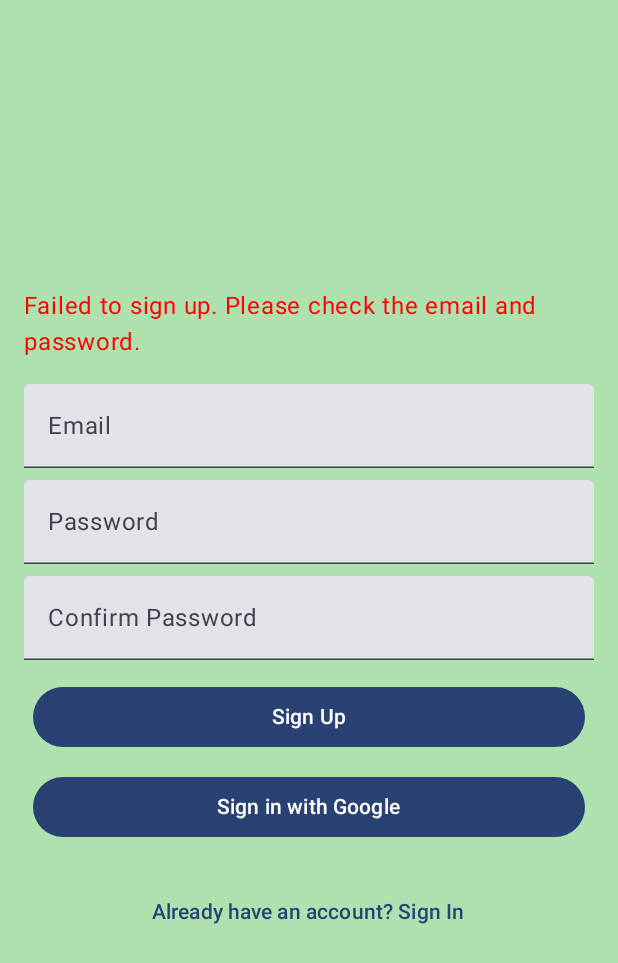
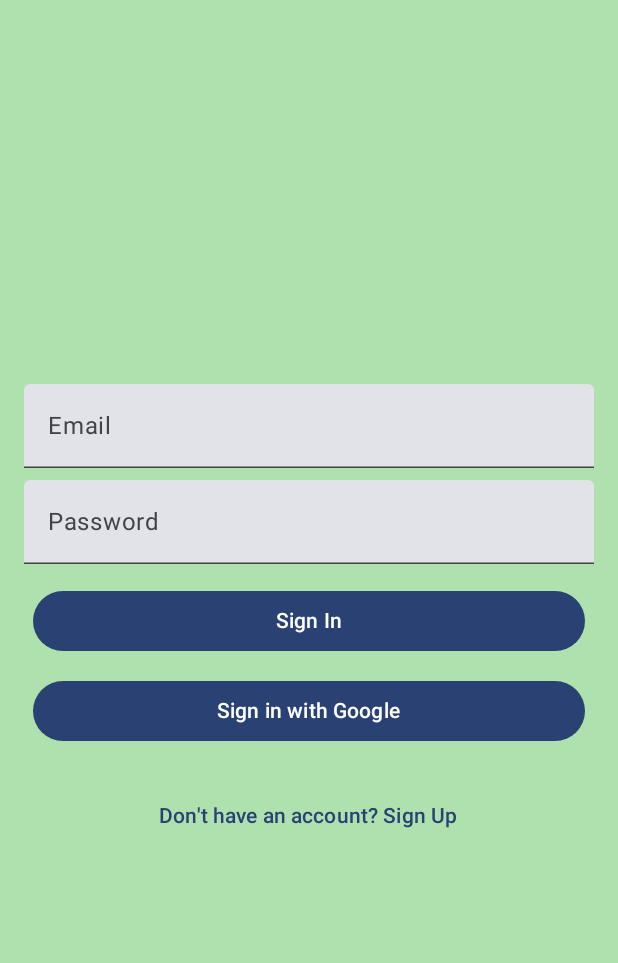
Before and after one commit to tanism312/5046, an Android app built with Jetpack Compose: the screen it shows after launch (MainActivity), after a tap on "Sign Up", on a phone screen of 412 x 824 dp. Shown: the top 963 px of the screen. Run offline under Robolectric (Android 15) with nearby library versions, the phone set to English and light mode, and no system bars; our stand-ins replace Firebase (no records; nobody signed in at launch, a user with empty details on screens opened directly); 3 other taps on this screen came first.

```diff
--- /dev/null
+++ b/app/src/main/java/com/example/assignemt1/LogIn.kt
@@ -0,0 +1,167 @@
+package com.example.assignment1
+
+import android.content.Intent
+import androidx.activity.result.ActivityResultLauncher
+import androidx.compose.foundation.background
+import androidx.compose.foundation.layout.Arrangement
+import androidx.compose.foundation.layout.Column
+import androidx.compose.foundation.layout.Spacer
+import androidx.compose.foundation.layout.fillMaxSize
+import androidx.compose.foundation.layout.fillMaxWidth
+import androidx.compose.foundation.layout.height
+import androidx.compose.foundation.layout.padding
+import androidx.compose.foundation.text.KeyboardOptions
+import androidx.compose.material3.Button
+import androidx.compose.material3.Text
+import androidx.compose.material3.TextButton
+import androidx.compose.material3.TextField
+import androidx.compose.runtime.Composable
+import androidx.compose.runtime.LaunchedEffect
+import androidx.compose.runtime.getValue
+import androidx.compose.runtime.mutableStateOf
+import androidx.compose.runtime.remember
+import androidx.compose.runtime.rememberCoroutineScope
+import androidx.compose.runtime.setValue
+import androidx.compose.ui.Alignment
+import androidx.compose.ui.Modifier
+import androidx.compose.ui.graphics.Color
+import androidx.compose.ui.text.input.PasswordVisualTransformation
+import androidx.compose.ui.text.input.TextFieldValue
+import androidx.compose.ui.unit.dp
+import com.google.android.gms.auth.api.signin.GoogleSignInClient
+import com.google.firebase.auth.FirebaseAuth
+import kotlinx.coroutines.launch
+import kotlinx.coroutines.tasks.await
+
+
+
+var isUserSignedIn by mutableStateOf(false)
+
+
+@Composable
+fun LogIn(googleSignInClient: GoogleSignInClient, launcher: ActivityResultLauncher<Intent>) {
+    var email by remember { mutableStateOf(TextFieldValue()) }
+    var password by remember { mutableStateOf(TextFieldValue()) }
+    var confirmPassword by remember { mutableStateOf(TextFieldValue()) }
+    var isSignUp by remember { mutableStateOf(false) }
+    var authMessage by remember { mutableStateOf("") }
+    var showAuthMessage by remember { mutableStateOf(false) }
+    val backgroundColor = Color(0xFFAFE1AF)
+    val coroutineScope = rememberCoroutineScope()
+    val auth = FirebaseAuth.getInstance()
+
+    Column(
+        modifier = Modifier
+            .fillMaxSize()
+            .background(color = backgroundColor)
+            .padding(16.dp),
+        horizontalAlignment = Alignment.CenterHorizontally,
+        verticalArrangement = Arrangement.Center
+    ) {
+        if (showAuthMessage) {
+            Text(
+                text = authMessage,
+                color = Color.Red,
+                modifier = Modifier.padding(bottom = 16.dp)
+            )
+            LaunchedEffect(authMessage) {
+                kotlinx.coroutines.delay(3000) // Message shown for 3 seconds
+                showAuthMessage = false
+            }
+        }
+
+        TextField(
+            value = email,
+            onValueChange = { email = it },
+            label = { Text("Email") },
+            singleLine = true,
+            keyboardOptions = KeyboardOptions.Default,
+            modifier = Modifier
+                .fillMaxWidth()
+                .padding(bottom = 8.dp)
+        )
+        TextField(
+            value = password,
+            onValueChange = { password = it },
+            label = { Text("Password") },
+            singleLine = true,
+            visualTransformation = PasswordVisualTransformation(),
+            modifier = Modifier
+                .fillMaxWidth()
+                .padding(bottom = 8.dp)
+        )
+        if (isSignUp) {
+            TextField(
+                value = confirmPassword,
+                onValueChange = { confirmPassword = it },
+                label = { Text("Confirm Password") },
+                singleLine = true,
+                visualTransformation = PasswordVisualTransformation(),
+                modifier = Modifier
+                    .fillMaxWidth()
+                    .padding(bottom = 8.dp)
+            )
+        }
+
+        Button(
+            onClick = {
+                coroutineScope.launch {
+                    if (isSignUp) {
+                        signUp(auth, email.text, password.text) { success, message ->
+                            isUserSignedIn = success
+                            authMessage = message
+                            showAuthMessage = true
+                        }
+                    } else {
+                        signIn(auth, email.text, password.text) { success, message ->
+                            isUserSignedIn = success
+                            authMessage = message
+                            showAuthMessage = true
+                        }
+                    }
+                }
+            },
+            modifier = Modifier
+                .fillMaxWidth()
+                .padding(6.dp)
+        ) {
+            Text(if (isSignUp) "Sign Up" else "Sign In")
+        }
+
+        Button(
+            onClick = {
+                val signInIntent = googleSignInClient.signInIntent
+                launcher.launch(signInIntent)
+            },
+            modifier = Modifier
+                .fillMaxWidth()
+                .padding(6.dp)
+        ) {
+            Text("Sign in with Google")
+        }
+
+        Spacer(modifier = Modifier.height(16.dp))
+
+        TextButton(onClick = { isSignUp = !isSignUp }) {
+            Text(if (isSignUp) "Already have an account? Sign In" else "Don't have an account? Sign Up")
+        }
+    }
+}
+
+suspend fun signUp(auth: FirebaseAuth, email: String, password: String, onResult: (Boolean, String) -> Unit) {
+    try {
+        auth.createUserWithEmailAndPassword(email, password).await()
+        onResult(true, "Sign-up successful!")
+    } catch (e: Exception) {
+        onResult(false, "Failed to sign up. Please check the email and password.")
+    }
+}
+
+suspend fun signIn(auth: FirebaseAuth, email: String, password: String, onResult: (Boolean, String) -> Unit) {
+    try {
+        auth.signInWithEmailAndPassword(email, password).await()
+        onResult(true, "Sign-in successful!")
+    } catch (e: Exception) {
+        onResult(false, "Failed to sign in. Please check the email and password.")
+    }
+}
--- a/app/src/main/java/com/example/assignemt1/MainActivity.kt
+++ b/app/src/main/java/com/example/assignemt1/MainActivity.kt
@@ -1,45 +1,26 @@
 package com.example.assignemt1
 
 import android.app.Activity
-import android.content.Intent
 import android.os.Build
 import android.os.Bundle
 import android.util.Log
 import androidx.activity.ComponentActivity
 import androidx.activity.compose.setContent
-import androidx.activity.result.ActivityResultLauncher
 import androidx.activity.result.contract.ActivityResultContracts
+import androidx.annotation.RequiresApi
 import com.example.assignemt1.ui.theme.Assignemt1Theme
+import com.example.assignment1.LogIn
+import com.example.assignment1.isUserSignedIn
 import com.example.screens.BottomNavigationBar
-import androidx.activity.viewModels
-import androidx.annotation.RequiresApi
-import androidx.compose.foundation.background
-import androidx.compose.foundation.layout.Arrangement
-import androidx.compose.foundation.layout.Column
-import androidx.compose.foundation.layout.Spacer
-import androidx.compose.foundation.layout.fillMaxSize
-import androidx.compose.foundation.layout.fillMaxWidth
-import androidx.compose.foundation.layout.height
-import androidx.compose.foundation.layout.padding
-import androidx.compose.foundation.text.KeyboardOptions
-import androidx.compose.material3.*
-import androidx.compose.runtime.*
-import androidx.compose.ui.Alignment
-import androidx.compose.ui.Modifier
-import androidx.compose.ui.graphics.Color
-import androidx.compose.ui.text.input.PasswordVisualTransformation
-import androidx.compose.ui.text.input.TextFieldValue
-import androidx.compose.ui.unit.dp
 import com.google.android.gms.auth.api.signin.GoogleSignIn
+import com.google.android.gms.auth.api.signin.GoogleSignInAccount
 import com.google.android.gms.auth.api.signin.GoogleSignInClient
 import com.google.android.gms.auth.api.signin.GoogleSignInOptions
-import com.google.firebase.auth.FirebaseAuth
-import kotlinx.coroutines.launch
-import kotlinx.coroutines.tasks.await
-import com.google.android.gms.auth.api.signin.GoogleSignInAccount
 import com.google.android.gms.common.api.ApiException
 import com.google.android.gms.tasks.Task
+import com.google.firebase.auth.FirebaseAuth
 import com.google.firebase.auth.GoogleAuthProvider
+
 
 class MainActivity : ComponentActivity() {
     private lateinit var googleSignInClient: GoogleSignInClient
@@ -64,10 +45,12 @@ class MainActivity : ComponentActivity() {
 
         setContent {
             Assignemt1Theme {
-                AuthScreen(googleSignInClient, launcher)
+                LogIn(googleSignInClient, launcher)
 
                 if (isUserSignedIn) {
                     BottomNavigationBar()
+                }else{
+                    LogIn(googleSignInClient, launcher)
                 }
             }
         }
@@ -90,131 +73,133 @@ class MainActivity : ComponentActivity() {
     }
 }
 
-@Composable
-fun AuthScreen(googleSignInClient: GoogleSignInClient, launcher: ActivityResultLauncher<Intent>) {
-    var email by remember { mutableStateOf(TextFieldValue()) }
-    var password by remember { mutableStateOf(TextFieldValue()) }
-    var confirmPassword by remember { mutableStateOf(TextFieldValue()) }
-    var isSignUp by remember { mutableStateOf(false) }
-    var authMessage by remember { mutableStateOf("") }
-    var showAuthMessage by remember { mutableStateOf(false) }
-    val backgroundColor = Color(0xFFAFE1AF)
-    val coroutineScope = rememberCoroutineScope()
-    val auth = FirebaseAuth.getInstance()
 
-    Column(
-        modifier = Modifier
-            .fillMaxSize()
-            .background(color = backgroundColor)
-            .padding(16.dp),
-        horizontalAlignment = Alignment.CenterHorizontally,
-        verticalArrangement = Arrangement.Center
-    ) {
-        if (showAuthMessage) {
-            Text(
-                text = authMessage,
-                color = Color.Red,
-                modifier = Modifier.padding(bottom = 16.dp)
-            )
-            LaunchedEffect(authMessage) {
-                kotlinx.coroutines.delay(3000) // Message shown for 3 seconds
-                showAuthMessage = false
-            }
-        }
-
-        TextField(
-            value = email,
-            onValueChange = { email = it },
-            label = { Text("Email") },
-            singleLine = true,
-            keyboardOptions = KeyboardOptions.Default,
-            modifier = Modifier
-                .fillMaxWidth()
-                .padding(bottom = 8.dp)
-        )
-        TextField(
-            value = password,
-            onValueChange = { password = it },
-            label = { Text("Password") },
-            singleLine = true,
-            visualTransformation = PasswordVisualTransformation(),
-            modifier = Modifier
-                .fillMaxWidth()
-                .padding(bottom = 8.dp)
-        )
-        if (isSignUp) {
-            TextField(
-                value = confirmPassword,
-                onValueChange = { confirmPassword = it },
-                label = { Text("Confirm Password") },
-                singleLine = true,
-                visualTransformation = PasswordVisualTransformation(),
-                modifier = Modifier
-                    .fillMaxWidth()
-                    .padding(bottom = 8.dp)
-            )
-        }
-
-        Button(
-            onClick = {
-                coroutineScope.launch {
-                    if (isSignUp) {
-                        signUp(auth, email.text, password.text) { success, message ->
-                            isUserSignedIn = success
-                            authMessage = message
-                            showAuthMessage = true
-                        }
-                    } else {
-                        signIn(auth, email.text, password.text) { success, message ->
-                            isUserSignedIn = success
-                            authMessage = message
-                            showAuthMessage = true
-                        }
-                    }
-                }
-            },
-            modifier = Modifier
-                .fillMaxWidth()
-                .padding(6.dp)
-        ) {
-            Text(if (isSignUp) "Sign Up" else "Sign In")
-        }
-        Button(
-            onClick = {
-                val signInIntent = googleSignInClient.signInIntent
-                launcher.launch(signInIntent)
-            },
-            modifier = Modifier
-                .fillMaxWidth()
-                .padding(6.dp)
-        ) {
-            Text(text = "Sign in with Google")
-        }
-
-        Spacer(modifier = Modifier.height(16.dp))
-
-        TextButton(onClick = { isSignUp = !isSignUp }) {
-            Text(if (isSignUp) "Already have an account? Sign In" else "Don't have an account? Sign Up")
-        }
-    }
-}
-
-var isUserSignedIn by mutableStateOf(false)
-
-private suspend fun signUp(auth: FirebaseAuth, email: String, password: String, onResult: (Boolean, String) -> Unit) {
-    try {
-        auth.createUserWithEmailAndPassword(email, password).await()
-        onResult(true, "Sign-up successful!")
-    } catch (e: Exception) {
-        onResult(false, "Failed to sign up. Please check the email and password.")
-    }
-}
-
-private suspend fun signIn(auth: FirebaseAuth, email: String, password: String, onResult: (Boolean, String) -> Unit) {
-    try {
-        auth.signInWithEmailAndPassword(email, password).await()
-        onResult(true, "Sign-in successful!")
-    } catch (e: Exception) {
-        onResult(false, "Failed to sign in. Please check the email and password.")
-    }
-}
+//
+//@Composable
+//fun AuthScreen(googleSignInClient: GoogleSignInClient, launcher: ActivityResultLauncher<Intent>) {
+//    var email by remember { mutableStateOf(TextFieldValue()) }
+//    var password by remember { mutableStateOf(TextFieldValue()) }
+//    var confirmPassword by remember { mutableStateOf(TextFieldValue()) }
+//    var isSignUp by remember { mutableStateOf(false) }
+//    var authMessage by remember { mutableStateOf("") }
+//    var showAuthMessage by remember { mutableStateOf(false) }
+//    val backgroundColor = Color(0xFFAFE1AF)
+//    val coroutineScope = rememberCoroutineScope()
+//    val auth = FirebaseAuth.getInstance()
+//
+//    Column(
+//        modifier = Modifier
+//            .fillMaxSize()
+//            .background(color = backgroundColor)
+//            .padding(16.dp),
+//        horizontalAlignment = Alignment.CenterHorizontally,
+//        verticalArrangement = Arrangement.Center
+//    ) {
+//        if (showAuthMessage) {
+//            Text(
+//                text = authMessage,
+//                color = Color.Red,
+//                modifier = Modifier.padding(bottom = 16.dp)
+//            )
+//            LaunchedEffect(authMessage) {
+//                kotlinx.coroutines.delay(3000) // Message shown for 3 seconds
+//                showAuthMessage = false
+//            }
+//        }
+//
+//        TextField(
+//            value = email,
+//            onValueChange = { email = it },
+//            label = { Text("Email") },
+//            singleLine = true,
+//            keyboardOptions = KeyboardOptions.Default,
+//            modifier = Modifier
+//                .fillMaxWidth()
+//                .padding(bottom = 8.dp)
+//        )
+//        TextField(
+//            value = password,
+//            onValueChange = { password = it },
+//            label = { Text("Password") },
+//            singleLine = true,
+//            visualTransformation = PasswordVisualTransformation(),
+//            modifier = Modifier
+//                .fillMaxWidth()
+//                .padding(bottom = 8.dp)
+//        )
+//        if (isSignUp) {
+//            TextField(
+//                value = confirmPassword,
+//                onValueChange = { confirmPassword = it },
+//                label = { Text("Confirm Password") },
+//                singleLine = true,
+//                visualTransformation = PasswordVisualTransformation(),
+//                modifier = Modifier
+//                    .fillMaxWidth()
+//                    .padding(bottom = 8.dp)
+//            )
+//        }
+//
+//        Button(
+//            onClick = {
+//                coroutineScope.launch {
+//                    if (isSignUp) {
+//                        signUp(auth, email.text, password.text) { success, message ->
+//                            isUserSignedIn = success
+//                            authMessage = message
+//                            showAuthMessage = true
+//                        }
+//                    } else {
+//                        signIn(auth, email.text, password.text) { success, message ->
+//                            isUserSignedIn = success
+//                            authMessage = message
+//                            showAuthMessage = true
+//                        }
+//                    }
+//                }
+//            },
+//            modifier = Modifier
+//                .fillMaxWidth()
+//                .padding(6.dp)
+//        ) {
+//            Text(if (isSignUp) "Sign Up" else "Sign In")
+//        }
+//        Button(
+//            onClick = {
+//                val signInIntent = googleSignInClient.signInIntent
+//                launcher.launch(signInIntent)
+//            },
+//            modifier = Modifier
+//                .fillMaxWidth()
+//                .padding(6.dp)
+//        ) {
+//            Text(text = "Sign in with Google")
+//        }
+//
+//        Spacer(modifier = Modifier.height(16.dp))
+//
+//        TextButton(onClick = { isSignUp = !isSignUp }) {
+//            Text(if (isSignUp) "Already have an account? Sign In" else "Don't have an account? Sign Up")
+//        }
+//    }
+//}
+//
+//var isUserSignedIn by mutableStateOf(false)
+//
+//private suspend fun signUp(auth: FirebaseAuth, email: String, password: String, onResult: (Boolean, String) -> Unit) {
+//    try {
+//        auth.createUserWithEmailAndPassword(email, password).await()
+//        onResult(true, "Sign-up successful!")
+//    } catch (e: Exception) {
+//        onResult(false, "Failed to sign up. Please check the email and password.")
+//    }
+//}
+//
+//private suspend fun signIn(auth: FirebaseAuth, email:   String, password: String, onResult: (Boolean, String) -> Unit) {
+//    try {
+//        auth.signInWithEmailAndPassword(email, password).await()
+//        onResult(true, "Sign-in successful!")
+//    } catch (e: Exception) {
+//        onResult(false, "Failed to sign in. Please check the email and password.")
+//    }
+//}
--- a/app/src/main/java/com/example/assignemt1/Route.kt
+++ b/app/src/main/java/com/example/assignemt1/Route.kt
@@ -8,7 +8,8 @@ enum class Routes(val value: String) {
     Profile("Profile"),
     FollowersList("Followers"),
     Goals("Goals"),
-    Details("Details");
+    Details("Details"),
+    LogIn("LogIn");
 
     //Home("Home"),
     //Profile("Profile"),
```
Also changed, not shown: app/src/main/java/com/example/assignemt1/NaviFamily.kt (+20 -7 lines), app/src/main/java/com/example/assignemt1/Profile.kt (+31 -6 lines).
